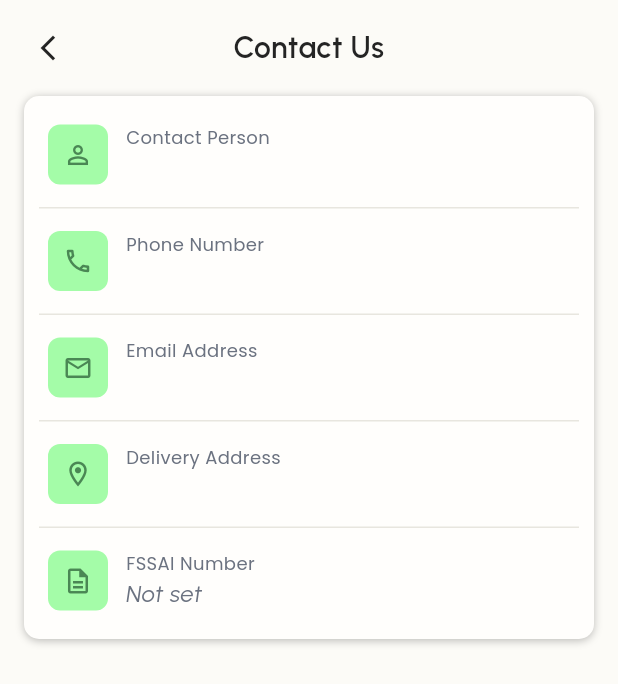
After one commit to AsmitM10/freshmandi, a Flutter app: the ContactUsScreen screen opened by its route, on a phone screen of 412 x 824 dp. The commit adds this screen. Shown: the top 684 px of the screen. Run offline on Flutter 3.47's test engine with Material 3 defaults, Android fonts, the phone set to English and light mode, and no system bars; our stand-ins replace cached_network_image, file_picker, flutter_dotenv, flutter_riverpod, flutter_secure_storage, flutter_svg and 6 more; missing offline and left inert: dart:js_interop, gal, razorpay_flutter; accounts and stored records are empty.

Commit message:
Contact Us and Edit Details

```diff
--- a/lib/core/constants/app_routes.dart
+++ b/lib/core/constants/app_routes.dart
@@ -44,6 +44,8 @@ class AppRoutes {
   static const String aboutUs = '/about-us';
   static const String returnOrder = '/return-order';
   static const String voiceOrder = '/voice-order';
+  static const String editDetails = '/edit-details';
+  static const String contactUs = '/contact-us';
 
   static const Set<String> statusGatedRoutes = {
     pendingApproval,
--- a/lib/features/auth/domain/restaurant_account.dart
+++ b/lib/features/auth/domain/restaurant_account.dart
@@ -11,6 +11,8 @@ class RestaurantAccount {
     required this.accountStatus,
     this.billingAddress,
     this.deliveryAddress,
+    this.email,
+    this.gstNumber,
   });
 
   factory RestaurantAccount.fromMap(Map<String, dynamic> map) => RestaurantAccount(
@@ -22,6 +24,8 @@ class RestaurantAccount {
     accountStatus: (map['account_status'] as String).toAccountStatus(),
     billingAddress: map['billing_address'] as String?,
     deliveryAddress: map['delivery_address'] as String?,
+    email: map['email'] as String?,
+    gstNumber: map['gst_number'] as String?,
   );
 
   final String id;
@@ -36,4 +40,6 @@ class RestaurantAccount {
   /// empty string standing in for one.
   final String? billingAddress;
   final String? deliveryAddress;
+  final String? email;
+  final String? gstNumber;
 }
--- /dev/null
+++ b/lib/features/settings/presentation/screens/contact_us_screen.dart
@@ -0,0 +1,205 @@
+import 'package:flutter/material.dart';
+import 'package:flutter_riverpod/flutter_riverpod.dart';
+import 'package:go_router/go_router.dart';
+
+import '../../../../core/theme/app_colors.dart';
+import '../../../../core/theme/app_spacing.dart';
+import '../../../../core/theme/app_text_styles.dart';
+import '../../../../shared/widgets/empty_state.dart';
+import '../../../auth/domain/restaurant_account.dart';
+import '../../../auth/presentation/providers/auth_providers.dart';
+
+/// Contact Us — reached from Settings' "Need a help?" banner and Privacy
+/// Policy's "Contact Support" button. Shows the restaurant's own real
+/// contact details (name/phone/email/delivery address), same data as
+/// Business Details, not a wholesaler support line — none of that exists
+/// in the schema (no support phone/email/hours table anywhere), so
+/// nothing there is invented. FSSAI Number still isn't a real column
+/// (same gap as Business Details) and shows "Not set" rather than the
+/// Figma mockup's example license number.
+class ContactUsScreen extends ConsumerWidget {
+  const ContactUsScreen({super.key});
+
+  @override
+  Widget build(BuildContext context, WidgetRef ref) {
+    final restaurantAsync = ref.watch(currentRestaurantProvider);
+
+    return Scaffold(
+      backgroundColor: AppColors.backgroundHome,
+      body: SafeArea(
+        bottom: false,
+        child: Column(
+          children: [
+            _Header(onBack: () => context.pop()),
+            Expanded(
+              child: restaurantAsync.when(
+                loading: () => const LoadingState(),
+                error: (error, _) => EmptyState(
+                  icon: Icons.wifi_off_outlined,
+                  message: "Couldn't load your details.",
+                  action: TextButton(
+                    onPressed: () => ref.refresh(currentRestaurantProvider),
+                    child: const Text('Retry'),
+                  ),
+                ),
+                data: (restaurant) => restaurant == null
+                    ? const EmptyState(
+                        icon: Icons.storefront_outlined,
+                        message: 'No contact details found.',
+                      )
+                    : ListView(
+                        padding: EdgeInsets.fromLTRB(
+                          16,
+                          0,
+                          16,
+                          AppSpacing.bottomNavHeight + AppSpacing.base,
+                        ),
+                        children: [_ContactCard(restaurant: restaurant)],
+                      ),
+              ),
+            ),
+          ],
+        ),
+      ),
+    );
+  }
+}
+
+class _Header extends StatelessWidget {
+  const _Header({required this.onBack});
+
+  final VoidCallback onBack;
+
+  @override
+  Widget build(BuildContext context) {
+    return Padding(
+      padding: const EdgeInsets.symmetric(horizontal: 16, vertical: 16),
+      child: Row(
+        children: [
+          SizedBox(
+            width: 32,
+            height: 32,
+            child: Material(
+              color: Colors.transparent,
+              child: InkWell(
+                borderRadius: BorderRadius.circular(16),
+                onTap: onBack,
+                child: const Center(
+                  child: Icon(Icons.arrow_back_ios_new, color: AppColors.primaryText, size: 20),
+                ),
+              ),
+            ),
+          ),
+          Expanded(
+            child: Text(
+              'Contact Us',
+              textAlign: TextAlign.center,
+              style: TextStyle(
+                fontFamily: AppTextStyles.urbanistFontFamily,
+                fontSize: 20,
+                fontWeight: FontWeight.w600,
+                color: AppColors.primaryText,
+              ),
+            ),
+          ),
+          const SizedBox(width: 32),
+        ],
+      ),
+    );
+  }
+}
+
+class _ContactCard extends StatelessWidget {
+  const _ContactCard({required this.restaurant});
+
+  final RestaurantAccount restaurant;
+
+  @override
+  Widget build(BuildContext context) {
+    const notSet = 'Not set';
+    final rows = [
+      (Icons.person_outline, 'Contact Person', restaurant.ownerName),
+      (Icons.call_outlined, 'Phone Number', restaurant.phoneNumber),
+      (Icons.mail_outline, 'Email Address', restaurant.email ?? notSet),
+      (
+        Icons.location_on_outlined,
+        'Delivery Address',
+        restaurant.deliveryAddress ?? restaurant.billingAddress ?? notSet,
+      ),
+      // FSSAI Number isn't a real column yet (same gap as Business
+      // Details) — shown as "Not set" rather than the Figma mockup's
+      // example license number.
+      (Icons.description_outlined, 'FSSAI Number', notSet),
+    ];
+
+    return Container(
+      clipBehavior: Clip.antiAlias,
+      decoration: BoxDecoration(
+        color: AppColors.surfaceWhite,
+        borderRadius: BorderRadius.circular(10),
+        boxShadow: const [
+          BoxShadow(color: Color(0x3F000000), blurRadius: 4, offset: Offset(0, 1)),
+        ],
+      ),
+      child: Padding(
+        padding: const EdgeInsets.symmetric(horizontal: 10, vertical: 4),
+        child: Column(
+          children: [
+            for (var i = 0; i < rows.length; i++) ...[
+              _ContactRow(icon: rows[i].$1, label: rows[i].$2, value: rows[i].$3),
+              if (i < rows.length - 1) const Divider(color: AppColors.cardBorder, height: 1),
+            ],
+          ],
+        ),
+      ),
+    );
+  }
+}
+
+class _ContactRow extends StatelessWidget {
+  const _ContactRow({required this.icon, required this.label, required this.value});
+
+  final IconData icon;
+  final String label;
+  final String value;
+
+  @override
+  Widget build(BuildContext context) {
+    return Padding(
+      padding: const EdgeInsets.symmetric(vertical: 15, horizontal: 6),
+      child: Row(
+        children: [
+          Container(
+            width: 40,
+            height: 40,
+            alignment: Alignment.center,
+            decoration: BoxDecoration(
+              color: const Color(0xFFA4FCA8),
+              borderRadius: BorderRadius.circular(8),
+            ),
+            child: Icon(icon, color: AppColors.primary, size: 20),
+          ),
+          const SizedBox(width: 12),
+          Expanded(
+            child: Column(
+              crossAxisAlignment: CrossAxisAlignment.start,
+              children: [
+                Text(label, style: AppTextStyles.caption),
+                Text(
+                  value,
+                  style: TextStyle(
+                    color: value == 'Not set' ? AppColors.placeholder : AppColors.secondaryText,
+                    fontSize: 16,
+                    fontFamily: AppTextStyles.urbanistFontFamily,
+                    fontStyle: value == 'Not set' ? FontStyle.italic : FontStyle.normal,
+                    fontWeight: value == 'Not set' ? FontWeight.w400 : FontWeight.w600,
+                  ),
+                ),
+              ],
+            ),
+          ),
+        ],
+      ),
+    );
+  }
+}
```
Also changed, not shown: lib/core/routing/app_router.dart (+10 -0 lines), lib/features/auth/data/restaurant_repository.dart (+40 -8 lines), lib/features/settings/presentation/screens/business_details_screen.dart (+37 -29 lines), lib/features/settings/presentation/screens/edit_details_screen.dart (added, +225 -0 lines), lib/features/settings/presentation/screens/privacy_policy_screen.dart (+2 -7 lines), lib/features/settings/presentation/screens/settings_screen.dart (+47 -13 lines), 1 other file.
